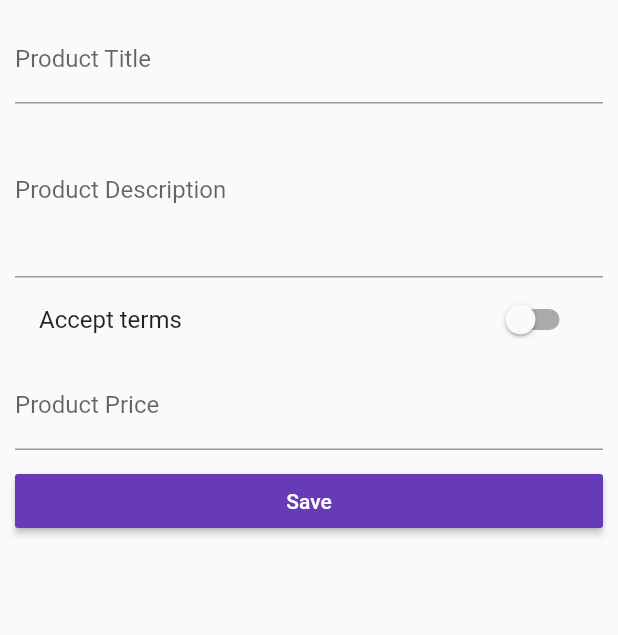
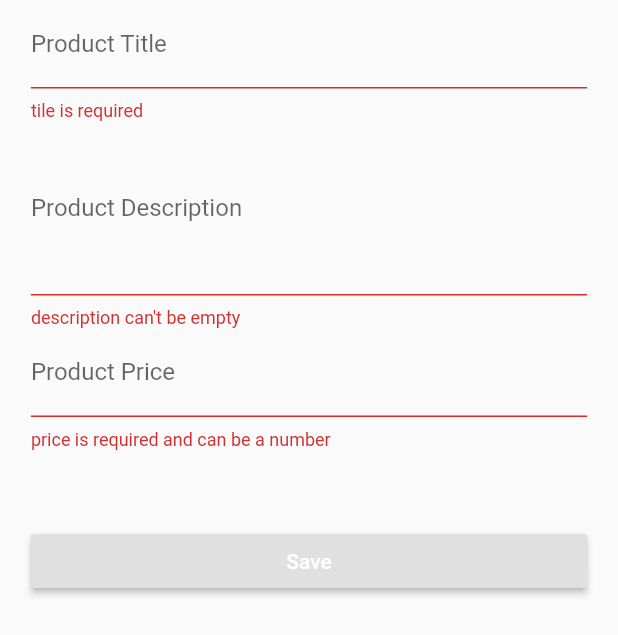
Before and after one commit to sumitsingh1698/learningDemo, a Flutter app: the ProductCreatePage widget shown alone on an empty page, opened directly with empty values, after a tap on "Save", on a phone screen of 412 x 824 dp. Shown: the top 635 px of the screen. Run offline on Flutter 3.47's test engine with Material 2 defaults, Android fonts, the phone set to English and light mode, and no system bars.

```diff
--- a/lib/pages/product_create.dart
+++ b/lib/pages/product_create.dart
@@ -12,68 +12,95 @@ class ProductCreatePage extends StatefulWidget {
 }
 
 class _ProductCreatePageState extends State<ProductCreatePage> {
-  String titleValue;
-  String descriptionValue;
-  double priceValue;
-  bool _arrangedTerm = false;
+  final Map<String,dynamic> _formdata = {
+    'title': null,
+    'description': null,
+    'price': null,
+     'image': 'assets/food.jpg',
+  };
+  final GlobalKey<FormState> formKey = GlobalKey<FormState>();
+
+  Widget _productTitleTextField() {
+    return TextFormField(
+      decoration: InputDecoration(labelText: 'Product Title'),
+      validator: (String value) {
+        if (value.isEmpty) return 'tile is required';
+      },
+      onSaved: (String value) {
+          _formdata['title'] = value;
+      },
+    );
+  }
+
+  Widget _productDescriptionTextField() {
+    return TextFormField(
+      maxLines: 4,
+      validator: (String value) {
+        if (value.isEmpty)
+          return 'description can\'t be empty';
+        else if (value.trim().length <= 20)
+          return 'can\'t less then 20 character';
+      },
+      decoration: InputDecoration(labelText: 'Product Description'),
+      onSaved: (String value) {
+          _formdata['description'] = value;
+      },
+    );
+  }
+
+  Widget _productPriceTextField() {
+    return TextFormField(
+      keyboardType: TextInputType.number,
+      decoration: InputDecoration(labelText: 'Product Price'),
+      validator: (String value) {
+        if (value.isEmpty || !RegExp(r'^[-+]?[1-9]\d*\.?[0]*$').hasMatch(value))
+          return 'price is required and can be a number';
+      },
+      onSaved: (String value) {
+          _formdata['price'] = double.parse(value);
+      },
+    );
+  }
+
+  void _buttonPressed() {
+    if (!formKey.currentState.validate()) {
+      return;
+    }
+    formKey.currentState.save();
+    widget.addProduct(_formdata);
+    Navigator.pushReplacementNamed(context, '/productspage');
+  }
 
   @override
   Widget build(BuildContext context) {
-    return Container(
-      margin: EdgeInsets.all(10.0),
+    final double phoneWidth = MediaQuery.of(context).size.width;
+    final double viewWidth =
+        phoneWidth > 500 ? phoneWidth * 0.8 : phoneWidth * 0.95;
+    final double listViewPadding = phoneWidth - viewWidth;
+    return GestureDetector(
+      onTap: (){
+        FocusScope.of(context).requestFocus(FocusNode());
+      },
+      child: Container(
+        child: Form(
+          key: formKey,
           child: ListView(
+            padding: EdgeInsets.symmetric(horizontal: listViewPadding),
             children: <Widget>[
-          TextField(
-            decoration: InputDecoration(labelText: 'Product Title'),
-            onChanged: (String value) {
-              setState(() {
-                titleValue = value;
-              });
-            },
-          ),
-          TextField(
-            maxLines: 4,
-            decoration: InputDecoration(labelText: 'Product Description'),
-            onChanged: (String value) {
-              setState(() {
-                descriptionValue = value;
-              });
-            },
-          ),
-          SwitchListTile(title: Text("Accept terms"),value: _arrangedTerm, onChanged: (bool){
-            print("switched clicked");
-            setState(() {
-              _arrangedTerm = bool;
-            });
-          }),
-          TextField(
-            keyboardType: TextInputType.number,
-            decoration: InputDecoration(labelText: 'Product Price'),
-            onChanged: (String value) {
-              setState(() {
-                priceValue = double.parse(value);
-              });
-            },
-          ),
+              _productTitleTextField(),
+              _productDescriptionTextField(),
+              _productPriceTextField(),
               SizedBox(
-            height: 10.0,
+                height: 50.0,
               ),
               RaisedButton(
                 child: Text('Save'),
-            color: Theme.of(context).accentColor,
                 textColor: Colors.white,
-            onPressed: () {
-              final Map<String, dynamic> product = {
-                'title': titleValue,
-                'description': descriptionValue,
-                'price': priceValue,
-                'image': 'assets/food.jpg'
-              };
-              widget.addProduct(product);
-              Navigator.pushReplacementNamed(context, '/');
-            },
+                onPressed: _buttonPressed,
               )
             ],
+          ),
+        ),
       ),
     );
   }
```
Lines whose indentation alone changed are shown as unchanged.
